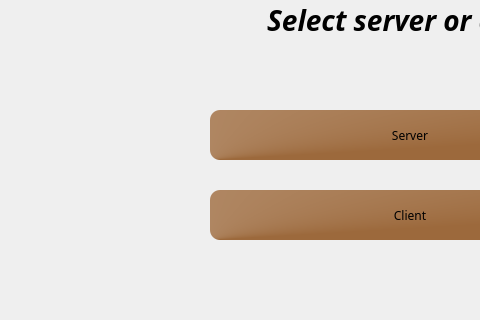
Before: the Qt Designer form serverorclient.ui in A-hmy/SkullKing_Endless-Loop_8, drawn with Qt 5; both pictures show x 0 to 480 and y 280 to 600 of the 800 by 600 pixel window.
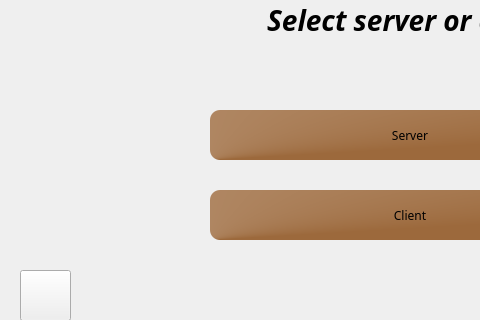
After: the same form once the commit is applied. Icons and pictures are not drawn.

Diff of the .ui file:
```diff
--- a/serverorclient.ui
+++ b/serverorclient.ui
@@ -142,6 +142,22 @@
      <string/>
     </property>
    </widget>
+   <widget class="QPushButton" name="pushButton">
+    <property name="geometry">
+     <rect>
+      <x>20</x>
+      <y>550</y>
+      <width>51</width>
+      <height>51</height>
+     </rect>
+    </property>
+    <property name="styleSheet">
+     <string notr="true">border-image: url(:/new/prefix1/Picture/Home.png);</string>
+    </property>
+    <property name="text">
+     <string/>
+    </property>
+   </widget>
    <zorder>label_2</zorder>
    <zorder>label</zorder>
    <zorder>server</zorder>
```
Left out of the diff: 1 changed line with no effect on the pictures.
